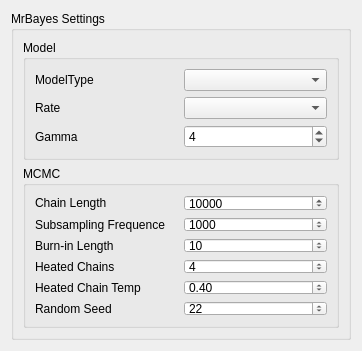
This is src/plugins/external_tool_support/src/ui/MrBayesDialog.ui in violethaze74/ugene as Qt 5 draws it before an edit. The edited form follows.
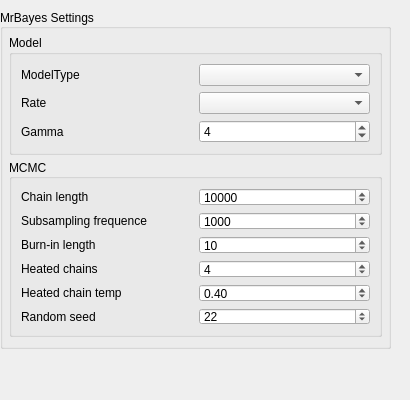
This is the edited form.

Commit message: Fixes for the MrBayes dialog.

```diff
--- a/src/plugins/external_tool_support/src/ui/MrBayesDialog.ui
+++ b/src/plugins/external_tool_support/src/ui/MrBayesDialog.ui
@@ -12,20 +12,20 @@
    <rect>
     <x>0</x>
     <y>0</y>
-    <width>362</width>
-    <height>351</height>
+    <width>410</width>
+    <height>400</height>
    </rect>
   </property>
   <property name="sizePolicy">
-   <sizepolicy hsizetype="Preferred" vsizetype="Preferred">
+   <sizepolicy hsizetype="Minimum" vsizetype="Preferred">
     <horstretch>0</horstretch>
     <verstretch>0</verstretch>
    </sizepolicy>
   </property>
   <property name="minimumSize">
    <size>
-    <width>362</width>
-    <height>351</height>
+    <width>410</width>
+    <height>282</height>
    </size>
   </property>
   <property name="contextMenuPolicy">
@@ -34,13 +34,58 @@
   <property name="windowTitle">
    <string notr="true"/>
   </property>
-  <layout class="QVBoxLayout" name="verticalLayout">
-   <item>
     <widget class="QGroupBox" name="MrBayesGroup">
+   <property name="enabled">
+    <bool>true</bool>
+   </property>
+   <property name="geometry">
+    <rect>
+     <x>0</x>
+     <y>9</y>
+     <width>391</width>
+     <height>340</height>
+    </rect>
+   </property>
+   <property name="sizePolicy">
+    <sizepolicy hsizetype="Minimum" vsizetype="Minimum">
+     <horstretch>0</horstretch>
+     <verstretch>0</verstretch>
+    </sizepolicy>
+   </property>
+   <property name="minimumSize">
+    <size>
+     <width>370</width>
+     <height>340</height>
+    </size>
+   </property>
+   <property name="baseSize">
+    <size>
+     <width>0</width>
+     <height>0</height>
+    </size>
+   </property>
+   <property name="layoutDirection">
+    <enum>Qt::LeftToRight</enum>
+   </property>
      <property name="title">
       <string>MrBayes Settings</string>
      </property>
+   <property name="alignment">
+    <set>Qt::AlignLeading|Qt::AlignLeft|Qt::AlignVCenter</set>
+   </property>
      <layout class="QVBoxLayout" name="verticalLayout_2">
+    <property name="spacing">
+     <number>4</number>
+    </property>
+    <property name="leftMargin">
+     <number>6</number>
+    </property>
+    <property name="topMargin">
+     <number>6</number>
+    </property>
+    <property name="rightMargin">
+     <number>6</number>
+    </property>
       <item>
        <widget class="QGroupBox" name="modelGroup">
         <property name="title">
@@ -95,11 +140,14 @@
         <property name="title">
          <string>MCMC</string>
         </property>
+      <property name="alignment">
+       <set>Qt::AlignLeading|Qt::AlignLeft|Qt::AlignVCenter</set>
+      </property>
         <layout class="QGridLayout" name="gridLayout_2">
          <item row="0" column="0">
           <widget class="QLabel" name="mcmcLabel1">
            <property name="text">
-            <string>Chain Length</string>
+          <string>Chain length</string>
            </property>
           </widget>
          </item>
@@ -119,35 +167,35 @@
          <item row="1" column="0">
           <widget class="QLabel" name="label">
            <property name="text">
-            <string>Subsampling Frequence</string>
+          <string>Subsampling frequence</string>
            </property>
           </widget>
          </item>
          <item row="2" column="0">
           <widget class="QLabel" name="label_2">
            <property name="text">
-            <string>Burn-in Length</string>
+          <string>Burn-in length</string>
            </property>
           </widget>
          </item>
          <item row="3" column="0">
           <widget class="QLabel" name="label_3">
            <property name="text">
-            <string>Heated Chains</string>
+          <string>Heated chains</string>
            </property>
           </widget>
          </item>
          <item row="4" column="0">
           <widget class="QLabel" name="label_4">
            <property name="text">
-            <string>Heated Chain Temp</string>
+          <string>Heated chain temp</string>
            </property>
           </widget>
          </item>
          <item row="5" column="0">
           <widget class="QLabel" name="label_5">
            <property name="text">
-            <string>Random Seed</string>
+          <string>Random seed</string>
            </property>
           </widget>
          </item>
@@ -206,8 +254,6 @@
       </item>
      </layout>
     </widget>
-   </item>
-  </layout>
  </widget>
  <resources/>
  <connections/>
```
Left out of the diff: 10 changed lines with no effect on the pictures. Lines whose indentation alone changed are shown as unchanged. The commit also changes 3 other files.
